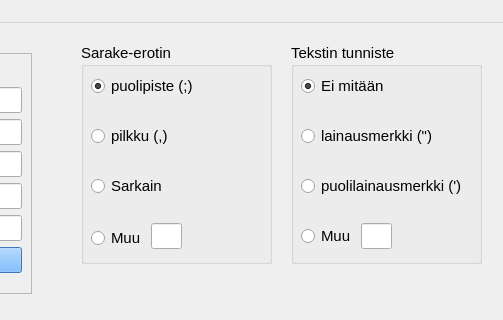
Before: the Qt Designer form exportTool.ui in VilleSysinoro/PGViewExportTool, drawn with Qt 5; both pictures show x 449 to 952 and y 0 to 320 of the 952 by 696 pixel window.
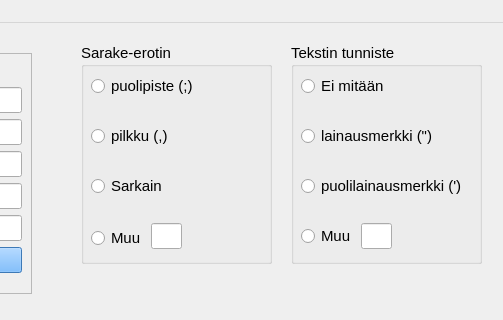
After: the same form once the commit is applied.

Commit message: Ma 26.5 aloitus

```diff
--- a/exportTool.ui
+++ b/exportTool.ui
@@ -62,9 +62,12 @@
      <property name="text">
       <string>puolipiste (;)</string>
      </property>
-     <property name="checked">
+     <property name="checkable">
       <bool>true</bool>
      </property>
+     <property name="checked">
+      <bool>false</bool>
+     </property>
     </widget>
     <widget class="QRadioButton" name="commaRadioButton">
      <property name="geometry">
@@ -304,9 +307,12 @@
      <property name="text">
       <string>Ei mitään</string>
      </property>
-     <property name="checked">
+     <property name="checkable">
       <bool>true</bool>
      </property>
+     <property name="checked">
+      <bool>false</bool>
+     </property>
     </widget>
     <widget class="QRadioButton" name="doubleQuotationmarkRadioButton">
      <property name="geometry">
```
Left out of the diff: 4 changed lines with no effect on the pictures. The commit also changes 2 other files.
